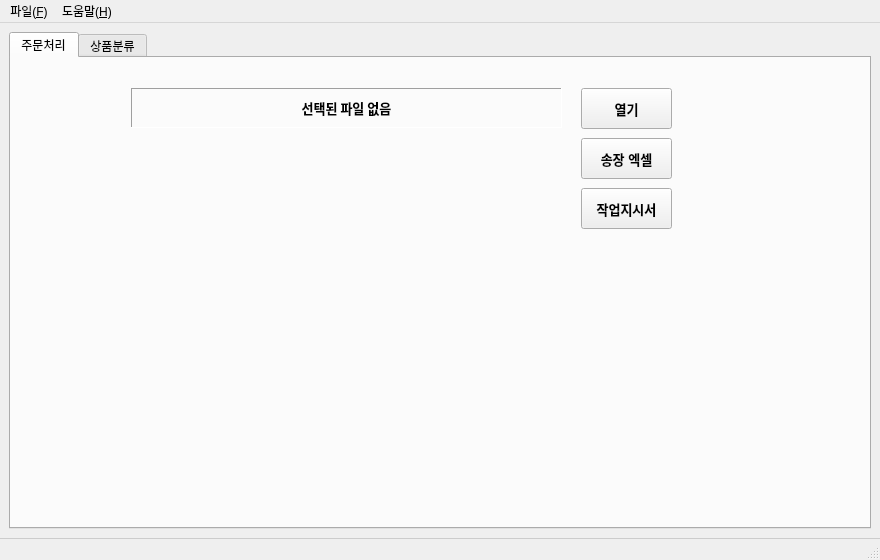
Old version of the form ui/main_window.ui in the repository Peanut0711/easy-fulfill.
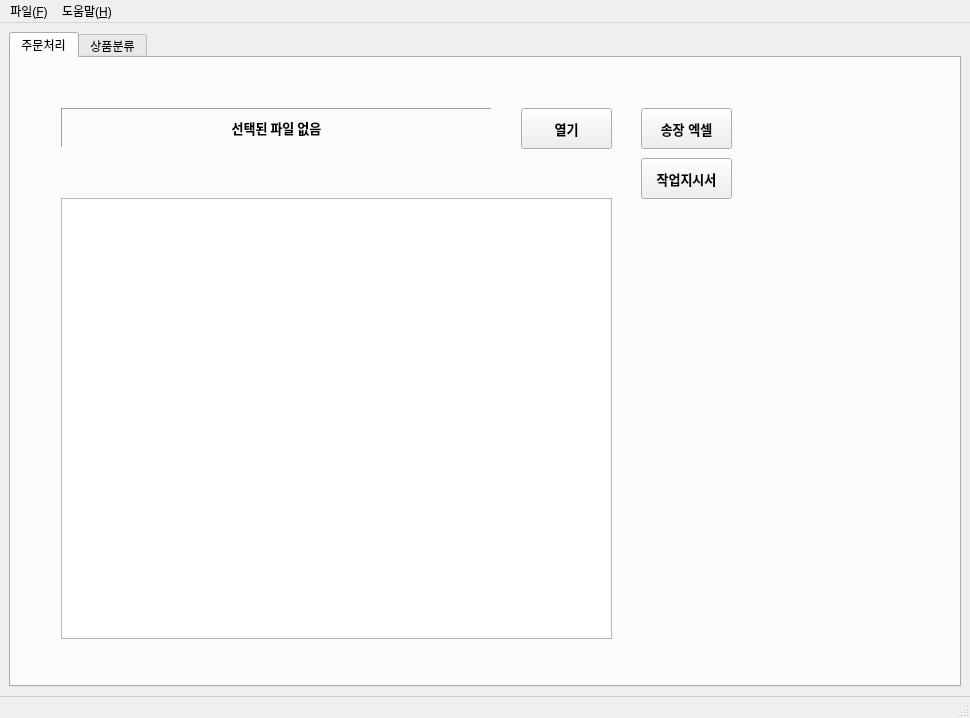
New version of the form.

What changed in the file:
```diff
--- a/ui/main_window.ui
+++ b/ui/main_window.ui
@@ -6,8 +6,8 @@
    <rect>
     <x>0</x>
     <y>0</y>
-    <width>880</width>
-    <height>560</height>
+    <width>970</width>
+    <height>718</height>
    </rect>
   </property>
   <property name="windowTitle">
@@ -35,8 +35,8 @@
        <widget class="QPushButton" name="selectFileButton">
         <property name="geometry">
          <rect>
-          <x>570</x>
-          <y>30</y>
+          <x>510</x>
+          <y>50</y>
           <width>91</width>
           <height>41</height>
          </rect>
@@ -60,8 +60,8 @@
        <widget class="QPushButton" name="generateButton">
         <property name="geometry">
          <rect>
-          <x>570</x>
-          <y>130</y>
+          <x>630</x>
+          <y>100</y>
           <width>91</width>
           <height>41</height>
          </rect>
@@ -85,8 +85,8 @@
        <widget class="QPushButton" name="exportInvoiceButton">
         <property name="geometry">
          <rect>
-          <x>570</x>
-          <y>80</y>
+          <x>630</x>
+          <y>50</y>
           <width>91</width>
           <height>41</height>
          </rect>
@@ -104,8 +104,8 @@
        <widget class="QLabel" name="filePathLabel">
         <property name="geometry">
          <rect>
-          <x>120</x>
-          <y>30</y>
+          <x>50</x>
+          <y>50</y>
           <width>431</width>
           <height>40</height>
          </rect>
@@ -145,6 +145,16 @@
          <number>5</number>
         </property>
        </widget>
+       <widget class="QPlainTextEdit" name="plainTextEdit">
+        <property name="geometry">
+         <rect>
+          <x>50</x>
+          <y>140</y>
+          <width>551</width>
+          <height>441</height>
+         </rect>
+        </property>
+       </widget>
       </widget>
       <widget class="QWidget" name="tab_2">
        <attribute name="title">
@@ -367,7 +377,7 @@
     <rect>
      <x>0</x>
      <y>0</y>
-     <width>780</width>
+     <width>970</width>
      <height>33</height>
     </rect>
    </property>
```
Left out of the diff: 10 changed lines with no effect on the pictures.
